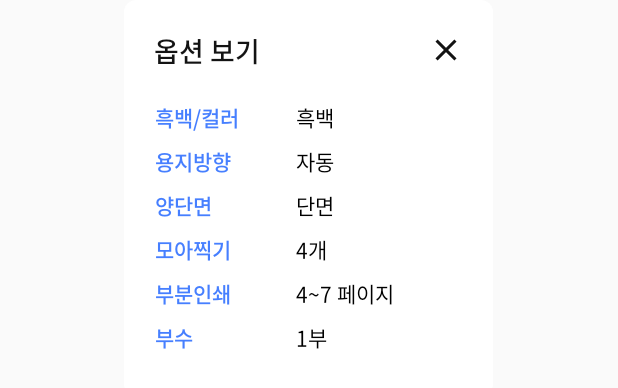
After one commit to Booster-developer/Booster-ANDROID, an Android app: the layout dialog_item_view.xml on its own in the app's theme, with its tools: preview values and no code run, on a phone screen of 412 x 824 dp. The commit adds this screen. Shown: the top 388 px of the screen. Run offline under Robolectric (Android 15) with nearby library versions, the phone set to English and light mode, and no system bars; network calls fail.

Commit message:
[대기리스트 옵션보기뷰]완료

```diff
--- a/app/src/main/java/com/example/booster/ui/FileStorageActivity.kt
+++ b/app/src/main/java/com/example/booster/ui/FileStorageActivity.kt
@@ -1,6 +1,7 @@
 package com.example.booster.ui
 
 import android.app.Activity
+import android.content.Context
 import android.content.DialogInterface
 import android.content.Intent
 import android.graphics.Color
@@ -8,7 +9,10 @@ import android.graphics.drawable.ColorDrawable
 import android.net.Uri
 import androidx.appcompat.app.AppCompatActivity
 import android.os.Bundle
+import android.text.Layout
+import android.view.LayoutInflater
 import android.view.View
+import android.widget.ImageView
 import android.widget.TextView
 import android.widget.Toast
 import androidx.appcompat.app.AlertDialog
@@ -25,6 +29,7 @@ import droidninja.filepicker.FilePickerConst.KEY_SELECTED_MEDIA
 import droidninja.filepicker.FilePickerConst.REQUEST_CODE_DOC
 import droidninja.filepicker.FilePickerConst.REQUEST_CODE_PHOTO
 import kotlinx.android.synthetic.main.activity_file_storage.*
+import kotlinx.android.synthetic.main.dialog_item_view.*
 import kotlinx.android.synthetic.main.my_file.*
 import java.io.File
 
@@ -41,7 +46,8 @@ class FileStorageActivity : AppCompatActivity() {
 
         rv_file_add.apply {
             layoutManager = LinearLayoutManager(this@FileStorageActivity)
-            adapter = FileAdapter(datas, {item, position -> itemDelete(item, position)}, {item, position -> itemOptionChange(item, position)})
+            adapter = FileAdapter(datas, {item, position -> itemDelete(item, position)}, {item, position -> itemOptionChange(item, position)},
+                {item, position -> itemOptionView(item, position)})
         }
         rv_file_add.addItemDecoration(
             MarginItemDecoration(
@@ -56,15 +62,29 @@ class FileStorageActivity : AppCompatActivity() {
     }
 
     private fun itemOptionChange(item: FileData, position:Int) {
-        datas[position].option_view = "두장 모아 찍기";
+        //옵션 설정 코드 추가
+    }
 
-        rv_file_add.adapter?.notifyItemChanged(position)
+    private fun itemOptionView(item: FileData, position:Int) {
+        val inflater = getSystemService(Context.LAYOUT_INFLATER_SERVICE) as LayoutInflater
+        val view = inflater.inflate(R.layout.dialog_item_view, null)
+        val alertDialog = AlertDialog.Builder(this, R.style.MyAlertDialogStyle)
+            .create()
+        val dialogclose = view.findViewById<ImageView>(R.id.dial_item_view_close)
+        dialogclose.setOnClickListener {
+            alertDialog.dismiss()
+        }
+        alertDialog.setView(view)
+        alertDialog.show()
+        //alertDialog.window?.setLayout(700, 800)
+
     }
 
     private fun itemDelete(item: FileData, position:Int) {
         val builder = AlertDialog.Builder(this, R.style.MyAlertDialogStyle)
         val dialogView = layoutInflater.inflate(R.layout.dialog_item_delete, null)
-        builder.setMessage(item.name + "를 삭제하시겠습니까?")
+        val textView: TextView = dialogView.findViewById(R.id.dial_item_delete_tv_message)
+        textView.text = item.name + "를 삭제하시겠습니까?"
         builder.setView(dialogView)
             .setPositiveButton("예") { dialog: DialogInterface?, which: Int ->
                 datas.remove(item)
@@ -193,7 +213,6 @@ class FileStorageActivity : AppCompatActivity() {
 
 
     private fun showDeleteDialog() {
-        FileStorage_img_close.setOnClickListener {
             val builder = AlertDialog.Builder(this, R.style.MyAlertDialogStyle)
             val dialogView = layoutInflater.inflate(R.layout.dialog_return, null)
 
@@ -206,7 +225,6 @@ class FileStorageActivity : AppCompatActivity() {
 
                 }
                 .show()
-        }
     }
 
 }
--- a/app/src/main/java/com/example/booster/ui/fileStorage/FileAdapter.kt
+++ b/app/src/main/java/com/example/booster/ui/fileStorage/FileAdapter.kt
@@ -15,7 +15,8 @@ import java.io.File
 class FileAdapter(
     var datas: ArrayList<com.example.booster.data.datasource.model.FileData>,
     val itemDelete: (com.example.booster.data.datasource.model.FileData, Int) -> Unit,
-    val itemOptionChange: (com.example.booster.data.datasource.model.FileData, Int) -> Unit
+    val itemOptionChange: (com.example.booster.data.datasource.model.FileData, Int) -> Unit,
+    val itemOptionView: (com.example.booster.data.datasource.model.FileData, Int) -> Unit
 ) :
     RecyclerView.Adapter<FileAdapter.ViewHolder>() {
     override fun onCreateViewHolder(
@@ -46,7 +47,7 @@ class FileAdapter(
 
             itemView.tv_file_name.text = file.name
 
-            itemView.tv_option_view.text = file.option_view
+            //itemView.tv_option_view.text = file.option_view //사용하면 옵션보기 텍스트가 안뜸
 
             itemView.iv_file_delete.setOnClickListener{
                 itemDelete(file, bindingAdapterPosition)
@@ -54,6 +55,10 @@ class FileAdapter(
 
             itemView.tv_option_change.setOnClickListener {
                 itemOptionChange(file, bindingAdapterPosition)
+            }
+
+            itemView.tv_option_view.setOnClickListener {
+                itemOptionView(file, bindingAdapterPosition)
             }
 
 
--- a/app/src/main/res/layout/dialog_item_delete.xml
+++ b/app/src/main/res/layout/dialog_item_delete.xml
@@ -1,25 +1,27 @@
 <?xml version="1.0" encoding="utf-8"?>
 
-<androidx.constraintlayout.widget.ConstraintLayout android:layout_width="match_parent"
+<RelativeLayout android:layout_width="match_parent"
     android:layout_height="match_parent"
     xmlns:android="http://schemas.android.com/apk/res/android"
-    xmlns:app="http://schemas.android.com/apk/res-auto">
+    xmlns:app="http://schemas.android.com/apk/res-auto"
+    android:background="@drawable/bg_dialog_return">
 
- <RelativeLayout
-     android:layout_width="220dp"
-     android:layout_height="205dp"
-     android:orientation="vertical"
-     android:background="@drawable/bg_ffffff_round"
-     app:layout_constraintTop_toTopOf="parent"
-     app:layout_constraintStart_toStartOf="parent"
-     app:layout_constraintEnd_toEndOf="parent"
-     app:layout_constraintBottom_toBottomOf="parent">
+ <TextView
+     android:id="@+id/dial_item_delete_tv_message"
+     android:layout_width="match_parent"
+     android:layout_height="wrap_content"
+     android:text="textView"
+     android:layout_weight="1"
+     android:fontFamily="@font/noto_sans_kr_regular"
+     android:textSize="16sp"
+     android:textColor="@color/black"
+     android:layout_marginBottom="16dp"
+     android:layout_marginTop="54dp"
+     android:layout_marginLeft="16dp"
+     android:layout_marginRight="16dp"
+     android:layout_gravity="center_horizontal"
+     android:textAlignment="center"/>
 
 
 
-
- </RelativeLayout>
-
-
-
-</androidx.constraintlayout.widget.ConstraintLayout>
+</RelativeLayout>
--- /dev/null
+++ b/app/src/main/res/layout/dialog_item_view.xml
@@ -0,0 +1,221 @@
+<?xml version="1.0" encoding="utf-8"?>
+<RelativeLayout xmlns:android="http://schemas.android.com/apk/res/android"
+    android:layout_width="match_parent"
+    android:layout_height="match_parent"
+    xmlns:app="http://schemas.android.com/apk/res-auto"
+    xmlns:tools="http://schemas.android.com/tools">
+
+    <androidx.constraintlayout.widget.ConstraintLayout
+        android:layout_width="wrap_content"
+        android:layout_height="264dp"
+        android:background="@drawable/bg_ffffff_round"
+        app:layout_constraintTop_toTopOf="parent"
+        app:layout_constraintStart_toStartOf="parent"
+        app:layout_constraintEnd_toEndOf="parent"
+        app:layout_constraintBottom_toBottomOf="parent"
+        android:layout_centerHorizontal="true">
+
+        <androidx.constraintlayout.widget.ConstraintLayout
+            android:id="@+id/dial_item_view_cl_heading"
+            android:layout_width="246dp"
+            android:layout_height="wrap_content"
+            app:layout_constraintTop_toTopOf="parent"
+            app:layout_constraintStart_toStartOf="parent"
+            app:layout_constraintEnd_toEndOf="parent">
+
+            <TextView
+                android:id="@+id/dial_item_view_tv_heading"
+                android:layout_width="wrap_content"
+                android:layout_height="wrap_content"
+                android:text="옵션 보기"
+                android:textSize="18sp"
+                android:fontFamily="@font/noto_sans_kr_medium"
+                android:textColor="@color/black"
+                app:layout_constraintTop_toTopOf="parent"
+                app:layout_constraintStart_toStartOf="parent"
+                android:layout_marginTop="20dp"
+                android:layout_marginStart="20dp"/>
+
+            <ImageView
+                android:id="@+id/dial_item_view_close"
+                android:layout_width="wrap_content"
+                android:layout_height="wrap_content"
+                android:src="@drawable/order_dialog_btn_close_black"
+                app:layout_constraintStart_toEndOf="@id/dial_item_view_tv_heading"
+                app:layout_constraintTop_toTopOf="@id/dial_item_view_tv_heading"
+                app:layout_constraintBottom_toBottomOf="@id/dial_item_view_tv_heading"
+                android:layout_marginStart="112dp"
+                android:layout_marginBottom="1dp" />
+
+
+        </androidx.constraintlayout.widget.ConstraintLayout>
+
+        <androidx.constraintlayout.widget.Guideline
+            android:id="@+id/dial_item_view_guideline1"
+            android:layout_width="wrap_content"
+            android:layout_height="wrap_content"
+            app:layout_constraintTop_toTopOf="parent"
+            app:layout_constraintStart_toStartOf="parent"
+            app:layout_constraintBottom_toBottomOf="parent"
+            android:orientation="vertical"
+            app:layout_constraintGuide_begin="21dp"/>
+
+        <androidx.constraintlayout.widget.Guideline
+            android:id="@+id/dial_item_view_guideline2"
+            android:layout_width="wrap_content"
+            android:layout_height="wrap_content"
+            app:layout_constraintTop_toTopOf="parent"
+            app:layout_constraintStart_toStartOf="parent"
+            app:layout_constraintBottom_toBottomOf="parent"
+            android:orientation="vertical"
+            app:layout_constraintGuide_begin="115dp"/>
+
+        <TextView
+            android:id="@+id/dial_item_view_tv_color"
+            android:layout_width="wrap_content"
+            android:layout_height="wrap_content"
+            android:text="흑백/컬러"
+            android:textSize="14sp"
+            android:textColor="#467fff"
+            android:fontFamily="@font/noto_sans_kr_medium"
+            app:layout_constraintTop_toBottomOf="@id/dial_item_view_cl_heading"
+            app:layout_constraintStart_toEndOf="@id/dial_item_view_guideline1"
+            android:layout_marginTop="20dp"/>
+
+        <TextView
+            android:id="@+id/dial_item_view_tv_color2"
+            android:layout_width="wrap_content"
+            android:layout_height="wrap_content"
+            tools:text="흑백"
+            android:textSize="14sp"
+            android:fontFamily="@font/noto_sans_kr_regular"
+            android:textColor="#000000"
+            app:layout_constraintTop_toBottomOf="@id/dial_item_view_cl_heading"
+            app:layout_constraintStart_toEndOf="@id/dial_item_view_guideline2"
+            android:layout_marginTop="20dp"/>
+
+        <TextView
+            android:id="@+id/dial_item_view_tv_orientation"
+            android:layout_width="wrap_content"
+            android:layout_height="wrap_content"
+            android:text="용지방향"
+            android:textSize="14sp"
+            android:textColor="#467fff"
+            android:fontFamily="@font/noto_sans_kr_medium"
+            app:layout_constraintTop_toBottomOf="@id/dial_item_view_tv_color"
+            app:layout_constraintStart_toEndOf="@id/dial_item_view_guideline1"
+            android:layout_marginTop="8dp"/>
+
+        <TextView
+            android:id="@+id/dial_item_view_tv_orientation2"
+            android:layout_width="wrap_content"
+            android:layout_height="wrap_content"
+            tools:text="자동"
+            android:textSize="14sp"
+            android:fontFamily="@font/noto_sans_kr_regular"
+            android:textColor="#000000"
+            app:layout_constraintTop_toBottomOf="@id/dial_item_view_tv_color2"
+            app:layout_constraintStart_toEndOf="@id/dial_item_view_guideline2"
+            android:layout_marginTop="8dp"/>
+
+        <TextView
+            android:id="@+id/dial_item_view_tv_sided"
+            android:layout_width="wrap_content"
+            android:layout_height="wrap_content"
+            android:text="양단면"
+            android:textSize="14sp"
+            android:textColor="#467fff"
+            android:fontFamily="@font/noto_sans_kr_medium"
+            app:layout_constraintTop_toBottomOf="@id/dial_item_view_tv_orientation"
+            app:layout_constraintStart_toEndOf="@id/dial_item_view_guideline1"
+            android:layout_marginTop="8dp"/>
+
+        <TextView
+            android:id="@+id/dial_item_view_tv_sided2"
+            android:layout_width="wrap_content"
+            android:layout_height="wrap_content"
+            tools:text="단면"
+            android:textSize="14sp"
+            android:fontFamily="@font/noto_sans_kr_regular"
+            android:textColor="#000000"
+            app:layout_constraintTop_toBottomOf="@id/dial_item_view_tv_orientation2"
+            app:layout_constraintStart_toEndOf="@id/dial_item_view_guideline2"
+            android:layout_marginTop="8dp"/>
+
+        <TextView
+            android:id="@+id/dial_item_view_tv_multiple"
+            android:layout_width="wrap_content"
+            android:layout_height="wrap_content"
+            android:text="모아찍기"
+            android:textSize="14sp"
+            android:textColor="#467fff"
+            android:fontFamily="@font/noto_sans_kr_medium"
+            app:layout_constraintTop_toBottomOf="@id/dial_item_view_tv_sided"
+            app:layout_constraintStart_toEndOf="@id/dial_item_view_guideline1"
+            android:layout_marginTop="8dp"/>
+
+        <TextView
+            android:id="@+id/dial_item_view_tv_multiple2"
+            android:layout_width="wrap_content"
+            android:layout_height="wrap_content"
+            tools:text="4개"
+            android:textSize="14sp"
+            android:fontFamily="@font/noto_sans_kr_regular"
+            android:textColor="#000000"
+            app:layout_constraintTop_toBottomOf="@id/dial_item_view_tv_sided2"
+            app:layout_constraintStart_toEndOf="@id/dial_item_view_guideline2"
+            android:layout_marginTop="8dp"/>
+
+        <TextView
+            android:id="@+id/dial_item_view_tv_partial"
+            android:layout_width="wrap_content"
+            android:layout_height="wrap_content"
+            android:text="부분인쇄"
+            android:textSize="14sp"
+            android:textColor="#467fff"
+            android:fontFamily="@font/noto_sans_kr_medium"
+            app:layout_constraintTop_toBottomOf="@id/dial_item_view_tv_multiple"
+            app:layout_constraintStart_toEndOf="@id/dial_item_view_guideline1"
+            android:layout_marginTop="8dp"/>
+
+        <TextView
+            android:id="@+id/dial_item_view_tv_partial2"
+            android:layout_width="wrap_content"
+            android:layout_height="wrap_content"
+            tools:text="4~7 페이지"
+            android:textSize="14sp"
+            android:fontFamily="@font/noto_sans_kr_regular"
+            android:textColor="#000000"
+            app:layout_constraintTop_toBottomOf="@id/dial_item_view_tv_multiple2"
+            app:layout_constraintStart_toEndOf="@id/dial_item_view_guideline2"
+            android:layout_marginTop="8dp"/>
+
+        <TextView
+            android:id="@+id/dial_item_view_tv_number"
+            android:layout_width="wrap_content"
+            android:layout_height="wrap_content"
+            android:text="부수"
+            android:textSize="14sp"
+            android:textColor="#467fff"
+            android:fontFamily="@font/noto_sans_kr_medium"
+            app:layout_constraintTop_toBottomOf="@id/dial_item_view_tv_partial"
+            app:layout_constraintStart_toEndOf="@id/dial_item_view_guideline1"
+            android:layout_marginTop="8dp"/>
+
+        <TextView
+            android:id="@+id/dial_item_view_tv_number2"
+            android:layout_width="wrap_content"
+            android:layout_height="wrap_content"
+            tools:text="1부"
+            android:textSize="14sp"
+            android:fontFamily="@font/noto_sans_kr_regular"
+            android:textColor="#000000"
+            app:layout_constraintTop_toBottomOf="@id/dial_item_view_tv_partial2"
+            app:layout_constraintStart_toEndOf="@id/dial_item_view_guideline2"
+            android:layout_marginTop="8dp"/>
+
+
+    </androidx.constraintlayout.widget.ConstraintLayout>
+
+
+</RelativeLayout>
--- a/app/src/main/res/layout/dialog_return.xml
+++ b/app/src/main/res/layout/dialog_return.xml
@@ -1,8 +1,8 @@
 <?xml version="1.0" encoding="utf-8"?>
 <RelativeLayout
     xmlns:android="http://schemas.android.com/apk/res/android"
-    android:layout_width="318dp"
-    android:layout_height="235dp"
+    android:layout_width="match_parent"
+    android:layout_height="match_parent"
     android:background="@drawable/bg_dialog_return">
 
     <TextView
--- a/app/src/main/res/values/styles.xml
+++ b/app/src/main/res/values/styles.xml
@@ -10,6 +10,7 @@
     <style name="MyAlertDialogStyle" parent="Theme.AppCompat.Light.Dialog">
         <item name="buttonBarNegativeButtonStyle">@style/buttonBarButtonStyle.Negative</item>
         <item name="buttonBarPositiveButtonStyle">@style/buttonBarButtonStyle.Positive</item>
+        <item name="android:windowBackground">@drawable/bg_ffffff_round</item>
     </style>
 
     <style name="buttonBarButtonStyle" parent="Widget.AppCompat.Button.Borderless.Colored">
```
Also changed, not shown: app/src/main/res/drawable-hdpi/order_dialog_btn_close_black.png (added), app/src/main/res/drawable-mdpi/order_dialog_btn_close_black.png (added), app/src/main/res/drawable-xhdpi/order_dialog_btn_close_black.png (added), app/src/main/res/drawable-xxhdpi/order_dialog_btn_close_black.png (added), app/src/main/res/drawable-xxxhdpi/order_dialog_btn_close_black.png (added).
